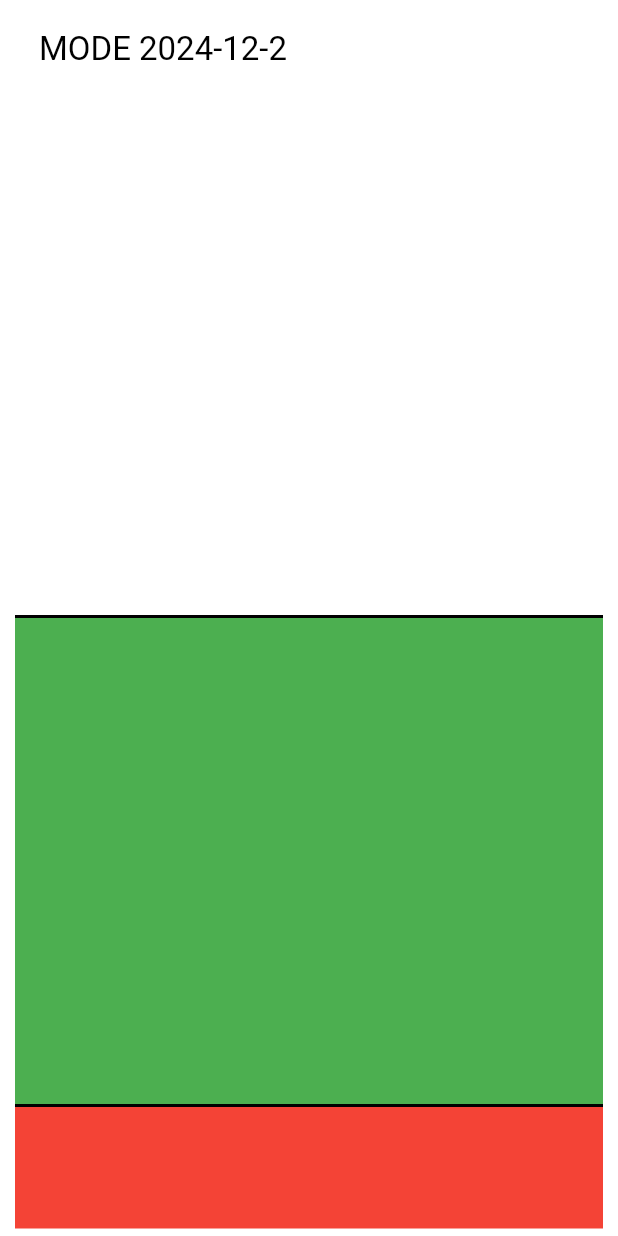
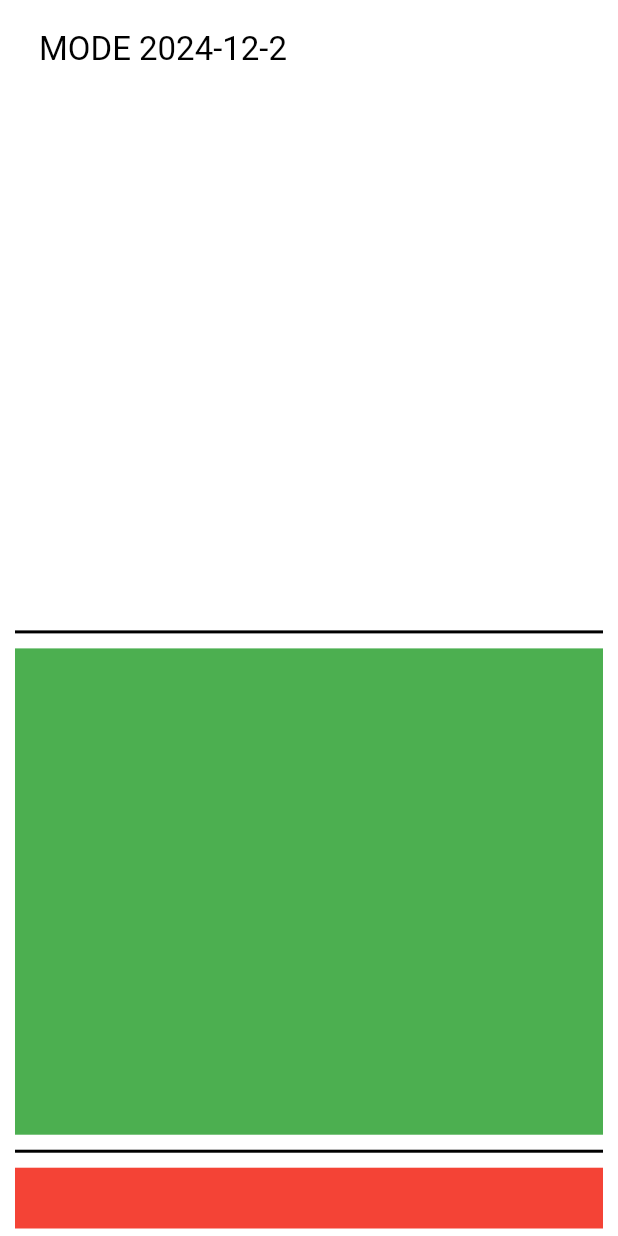
Before and after one commit to Team-Shift-4/UniCal, a Flutter app: the screen it shows after launch, on a phone screen of 412 x 824 dp. Run offline on Flutter 3.47's test engine with Material 3 defaults, Android fonts, the phone set to English and light mode, and no system bars.

Commit message:
[FEATURE] add padding divider

```diff
--- a/lib/layout/main_layout.dart
+++ b/lib/layout/main_layout.dart
@@ -9,6 +9,7 @@ class MainLayout extends StatelessWidget{
   @override
   Widget build(BuildContext context) {
     return Scaffold(
+      //TODO header 를 appbar 로 사용
       // appBar: AppBar(
       //   title: Text(calendarName),
       // ),
@@ -21,21 +22,32 @@ class MainLayout extends StatelessWidget{
             crossAxisAlignment: CrossAxisAlignment.center,
             children: [
               Expanded(
-                flex: 1,
+                flex: 10,
                 child: Header()
               ),
+
               Expanded(
-                flex: 4,
+                flex: 40,
                 child: CalendarView()
               ),
-              const Divider(height: 2, thickness: 2),
+
+              Padding(
+                padding: EdgeInsets.symmetric(vertical: 10),
+                child: Divider(height: 2, thickness: 2)
+              ),
+
               Expanded(
-                flex: 4,
+                flex: 40,
                 child: DetailView()
               ),
-              const Divider(height: 2, thickness: 2),
+
+              Padding(
+                padding: EdgeInsets.symmetric(vertical: 10),
+                child: Divider(height: 2, thickness: 2)
+              ),
+
               Expanded(
-                flex: 1,
+                flex: 5,
                 child: Container(
                   color: Colors.red,
                 )
```
